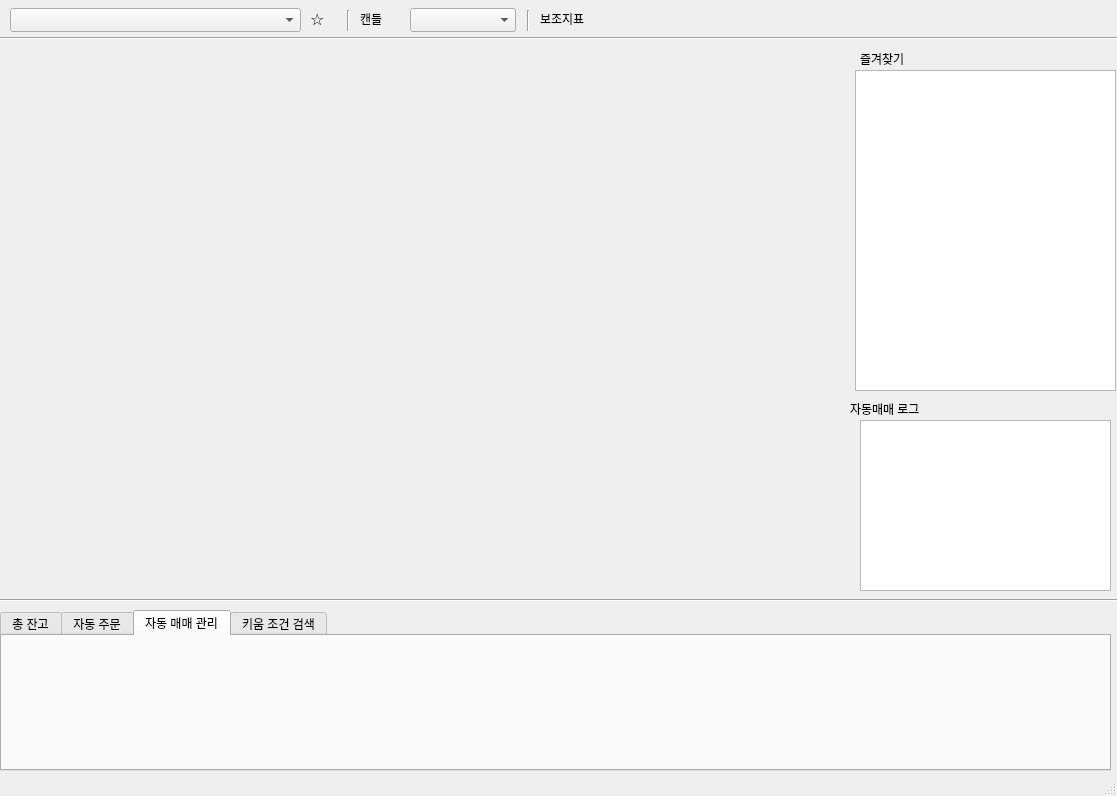
Old version of the form main.ui in the repository songxuanqing/PAT.
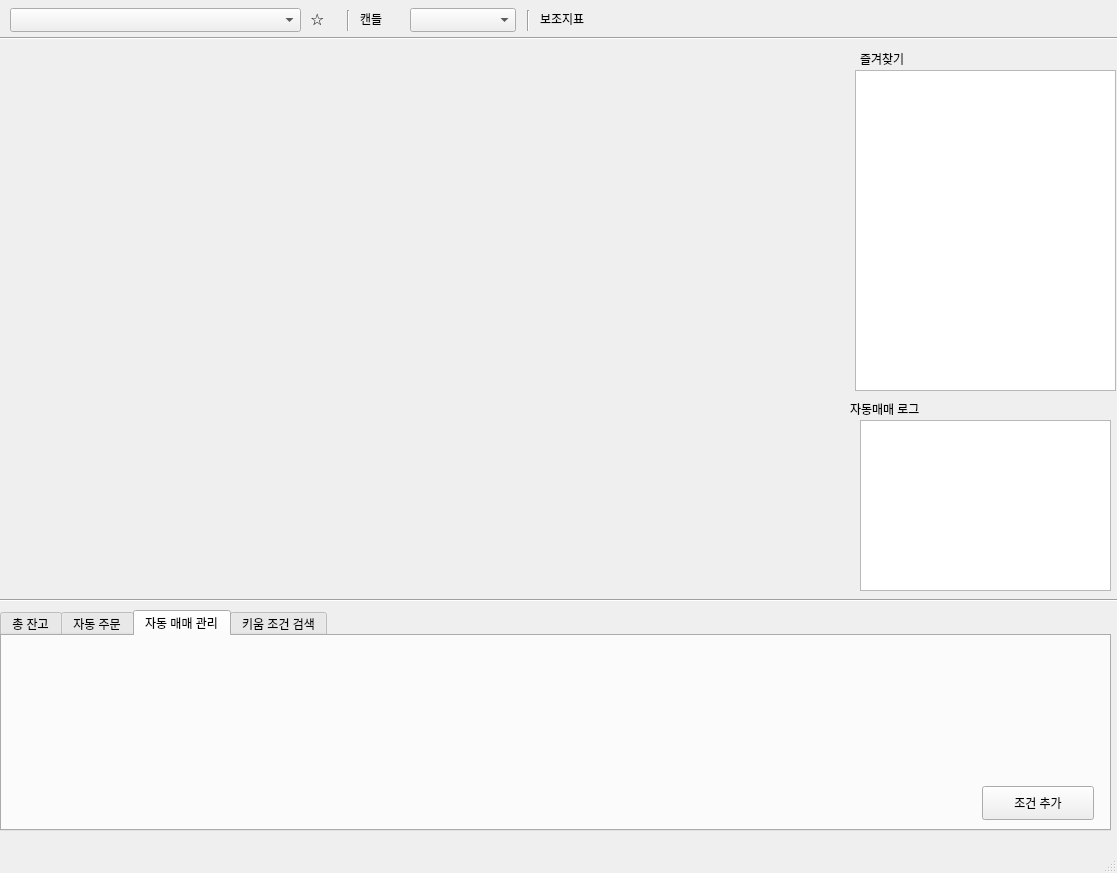
New version of the form. The open tabs and pages were chosen to show the change.

Commit message: condition create and save

```diff
--- a/main.ui
+++ b/main.ui
@@ -7,7 +7,7 @@
     <x>0</x>
     <y>0</y>
     <width>1117</width>
-    <height>796</height>
+    <height>873</height>
    </rect>
   </property>
   <property name="windowTitle">
@@ -20,7 +20,7 @@
       <x>0</x>
       <y>610</y>
       <width>1111</width>
-      <height>161</height>
+      <height>221</height>
      </rect>
     </property>
     <property name="currentIndex">
@@ -72,11 +72,24 @@
         <x>10</x>
         <y>10</y>
         <width>1091</width>
-        <height>111</height>
+        <height>131</height>
        </rect>
       </property>
       <layout class="QVBoxLayout" name="bx_tab_manageAutoOrders"/>
      </widget>
+     <widget class="QPushButton" name="bt_addCondition">
+      <property name="geometry">
+       <rect>
+        <x>980</x>
+        <y>150</y>
+        <width>112</width>
+        <height>34</height>
+       </rect>
+      </property>
+      <property name="text">
+       <string>조건 추가</string>
+      </property>
+     </widget>
     </widget>
     <widget class="QWidget" name="tab_kiwoomConditions">
      <attribute name="title">
```
Left out of the diff: 8 changed lines with no effect on the pictures. The commit also changes 7 other files.
